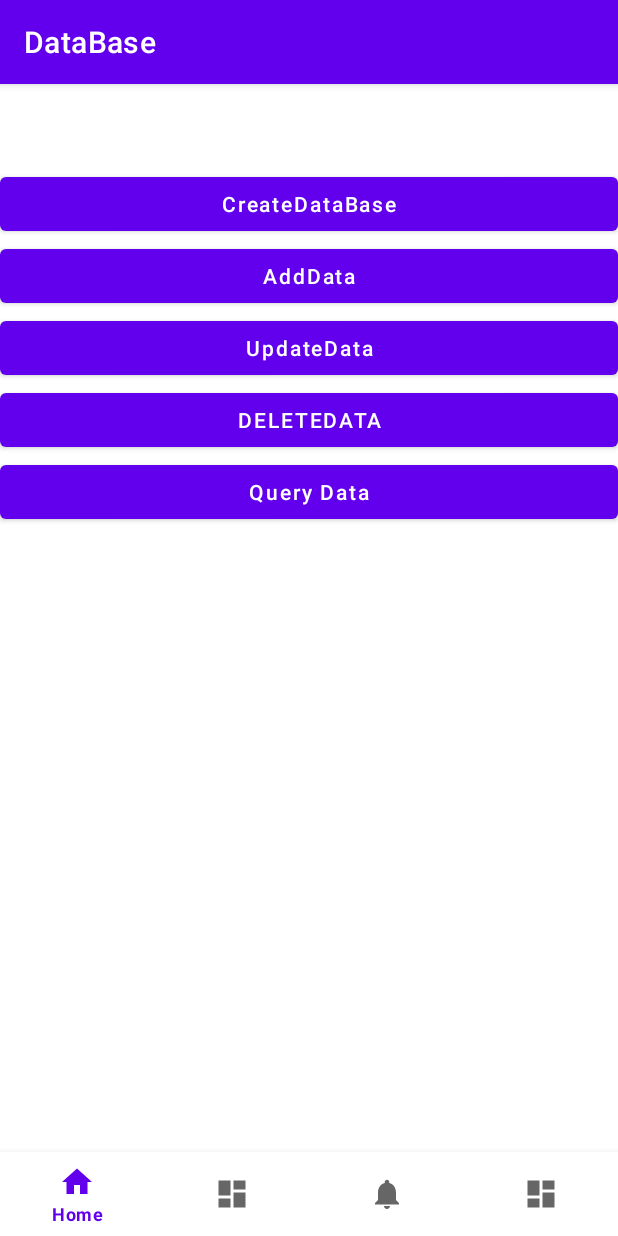
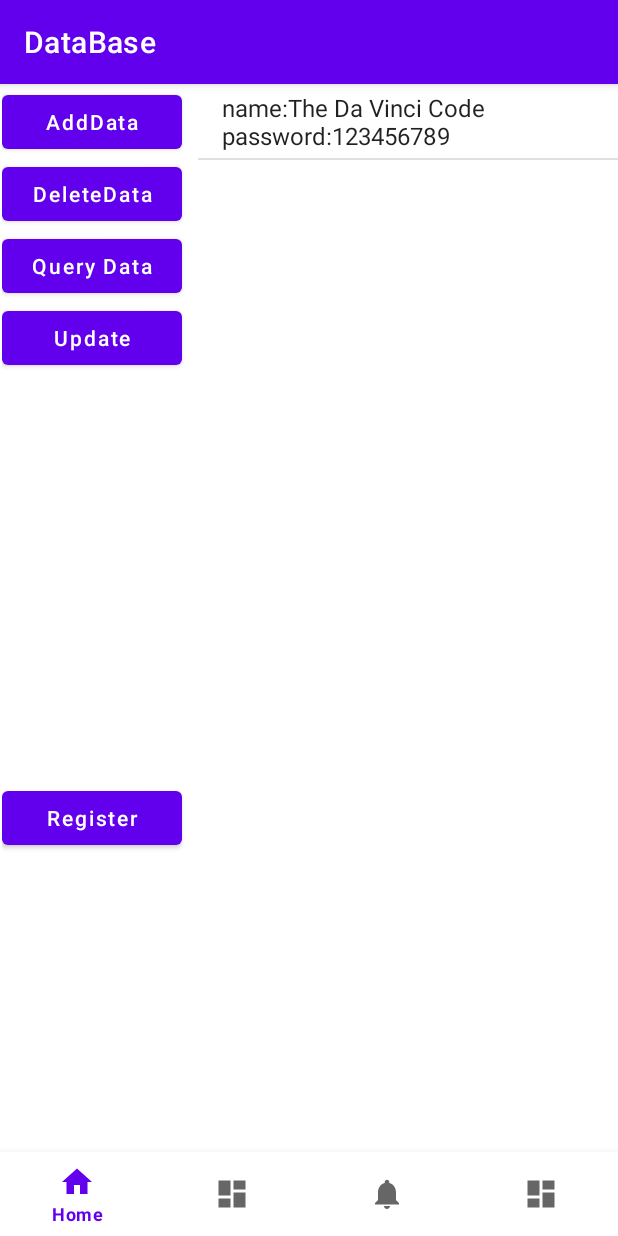
Before and after one commit to ZenuSunB/EmbedingSystem-Experiment, an Android app: the db screen opened through its navigation route, after a tap on "Query Data", on a phone screen of 412 x 824 dp. Run offline under Robolectric (Android 15) with nearby library versions, the phone set to English and light mode, and no system bars; our stand-ins replace navigation-ui; libraries missing offline, so code that uses them is left out: com.facebook.stetho.

Commit message:
register advance -date 2022/3/25

```diff
--- a/app/build.gradle
+++ b/app/build.gradle
@@ -45,6 +45,7 @@ dependencies {
     implementation 'androidx.lifecycle:lifecycle-viewmodel-ktx:2.3.1'
     implementation 'androidx.navigation:navigation-fragment-ktx:2.3.5'
     implementation 'androidx.navigation:navigation-ui-ktx:2.3.5'
+    implementation 'com.facebook.stetho:stetho:1.5.1'
     testImplementation 'junit:junit:4.13.2'
     androidTestImplementation 'androidx.test.ext:junit:1.1.3'
     androidTestImplementation 'androidx.test.espresso:espresso-core:3.4.0'
--- a/app/src/main/java/com/example/embedingsysterm2/MainActivity.kt
+++ b/app/src/main/java/com/example/embedingsysterm2/MainActivity.kt
@@ -8,6 +8,7 @@ import androidx.navigation.ui.AppBarConfiguration
 import androidx.navigation.ui.setupActionBarWithNavController
 import androidx.navigation.ui.setupWithNavController
 import com.example.embedingsysterm2.databinding.ActivityMainBinding
+import com.facebook.stetho.Stetho
 
 class MainActivity : AppCompatActivity() {
 
@@ -15,7 +16,6 @@ class MainActivity : AppCompatActivity() {
 
     override fun onCreate(savedInstanceState: Bundle?) {
         super.onCreate(savedInstanceState)
-
         binding = ActivityMainBinding.inflate(layoutInflater)
         setContentView(binding.root)
 
--- a/app/src/main/java/com/example/embedingsysterm2/database/db.kt
+++ b/app/src/main/java/com/example/embedingsysterm2/database/db.kt
@@ -1,25 +1,33 @@
 package com.example.embedingsysterm2.database
+
+import android.R.attr.data
 import android.content.ContentValues
 import android.database.*
 import android.database.sqlite.*
 import android.os.Bundle
 import android.util.Log
+import android.view.Gravity
 import android.view.LayoutInflater
 import android.view.View
 import android.view.ViewGroup
+import android.widget.ArrayAdapter
 import android.widget.Button
+import android.widget.ListView
 import android.widget.Toast
-import androidx.appcompat.app.AppCompatActivity
+import androidx.fragment.app.Fragment
 import com.example.embedingsysterm2.R
-import androidx.fragment.app.Fragment
 import com.example.embedingsysterm2.databinding.DbContrlBinding
-class db :Fragment(){
-    lateinit var btnCreateDataBase : Button//数据库创建按钮控件
-    lateinit var btnAddData : Button//数据库添加元素按钮控件
-    lateinit var btnUpdateData : Button//数据库更新元素按钮控件
-    lateinit var btnDeleteData : Button//数据库删除元素按钮控件
-    lateinit var btnQueryData : Button//数据库查询元素按钮控件
+import com.example.embedingsysterm2.ui.register.RegisterView
 
+
+class db :Fragment() {
+    lateinit var btnAddData: Button//数据库添加元素按钮控件
+    lateinit var btnUpdateData: Button//数据库更新元素按钮控件
+    lateinit var btnDeleteData: Button//数据库删除元素按钮控件
+    lateinit var btnQueryData: Button//数据库查询元素按钮控件
+
+    lateinit var queryList: ListView
+    lateinit var btnRegister: Button//用户注册元素按钮控件
     private var _binding: DbContrlBinding? = null
 
     // This property is only valid between onCreateView and
@@ -30,64 +38,88 @@ class db :Fragment(){
         inflater: LayoutInflater,
         container: ViewGroup?,
         savedInstanceState: Bundle?
-    ):View{
-
+    ): View {
         _binding = DbContrlBinding.inflate(inflater, container, false)
         val root: View = binding.root
-        btnCreateDataBase=root.findViewById(R.id.btnCreateDataBase)
-        btnAddData=root.findViewById(R.id.btnAddData)
-        btnUpdateData=root.findViewById(R.id.btnUpdateData)
-        btnDeleteData=root.findViewById(R.id.btnDeleteData)
-        btnQueryData=root.findViewById(R.id.btnQueryData)
+        btnAddData = root.findViewById(R.id.btnAddData)
+        btnUpdateData = root.findViewById(R.id.btnUpdateData)
+        btnDeleteData = root.findViewById(R.id.btnDeleteData)
+        btnQueryData = root.findViewById(R.id.btnQueryData)
+
+        btnRegister = root.findViewById(R.id.Register)
+        queryList = root.findViewById(R.id.querylist)
+
         this.context?.let {
-            val dbHelper=dbHelper(it,"AdminUsrStore.db",1)
+            val dbHelper = dbHelper(it, "AdminUsrStore.db", 1)
 
-            btnCreateDataBase.setOnClickListener {
-                dbHelper.writableDatabase
-            }
             btnAddData.setOnClickListener {
-                val db=dbHelper.writableDatabase
-                val Values=ContentValues().apply {
-                    put("name","The Da Vinci Code")
-                    put("password","123456789")
+                val db = dbHelper.writableDatabase
+                val Values = ContentValues().apply {
+                    put("name", "The Da Vinci Code")
+                    put("password", "123456789")
                 }
-                db.insert("AdminUsr",null,Values)
+                db.insert("AdminUsr", null, Values)
             }
             btnUpdateData.setOnClickListener {
-                val db=dbHelper.writableDatabase
-                val values=ContentValues()
-                values.put("password","123456789")
-                db.update("AdminUsr",values,"name=?", arrayOf("The Da Vinci Code"))
+                val db = dbHelper.writableDatabase
+                val values = ContentValues()
+                values.put("password", "123456789")
+                db.update("AdminUsr", values, "name=?", arrayOf("The Da Vinci Code"))
             }
             btnDeleteData.setOnClickListener {
-                val db=dbHelper.writableDatabase
-                db.delete("AdminUsr","name=?", arrayOf("The Da Vinci Code"))
+                val db = dbHelper.writableDatabase
+                db.delete("AdminUsr", "name=?", arrayOf("The Da Vinci Code"))
             }
+
             btnQueryData.setOnClickListener {
-                val db=dbHelper.writableDatabase
-                val cursor=db.query("AdminUsr",null,null,null,null,null,null)
-                if (cursor.moveToFirst()){
+                val db = dbHelper.writableDatabase
+                var queryList_str: MutableList<String> = arrayListOf()
+                val cursor = db.query("AdminUsr", null, null, null, null, null, null)
+                if (cursor.moveToFirst()) {
                     do {
-                        var name:String= String()
-                        var password:String= String()
+                        var name: String = String()
+                        var password: String = String()
                         cursor.getColumnIndex("name")?.let {
-                            name=cursor.getString(it)
-                            Log.d("MainActivity","name name is "+name)
+                            name = cursor.getString(it)
                         }
                         cursor.getColumnIndex("password")?.let {
-                            password=cursor.getString(it)
-                            Log.d("MainActivity","password is "+password)
+                            password = cursor.getString(it)
                         }
-                        Toast.makeText(this.context ,name+" : "+password,Toast.LENGTH_LONG).show()
-                    }while (cursor.moveToNext())
+                        queryList_str.add("name:" + name + "    password:" + password)
+                    } while (cursor.moveToNext())
                 }
                 cursor.close()
+                var adapter: ArrayAdapter<String> = ArrayAdapter<String>(
+                    requireContext(),
+                    android.R.layout.simple_list_item_1,
+                    queryList_str
+                )
+                queryList.setAdapter(adapter)
             }
 
+
+            btnRegister.setOnClickListener {
+                val registerView = RegisterView()
+                activity?.let {
+                    registerView.CreateRegisterPopWindow(it, View.OnClickListener {
+                        val name = registerView.name.getText().toString().trim()
+                        val mobile = registerView.mobile.getText().toString().trim()
+                        val password1 = registerView.password1.getText().toString().trim()
+                        val password2 = registerView.password2.getText().toString().trim()
+                        println(name)
+                        println(mobile)
+                        println(password1)
+                        println(password2)
+                    })
+                    registerView.showAtLocation(
+                        root.findViewById(R.id.linearLayout),
+                        Gravity.CENTER,
+                        0,
+                        0
+                    )
+                }
+            }
         }
-
         return root
     }
-
-
 }
--- a/app/src/main/res/layout/activity_main.xml
+++ b/app/src/main/res/layout/activity_main.xml
@@ -1,10 +1,12 @@
 <?xml version="1.0" encoding="utf-8"?>
 <androidx.constraintlayout.widget.ConstraintLayout xmlns:android="http://schemas.android.com/apk/res/android"
     xmlns:app="http://schemas.android.com/apk/res-auto"
+    xmlns:tools="http://schemas.android.com/tools"
     android:id="@+id/container"
     android:layout_width="match_parent"
     android:layout_height="match_parent"
-    android:paddingTop="?attr/actionBarSize">
+    >
+<!--    android:paddingTop="?attr/actionBarSize"-->
 
     <com.google.android.material.bottomnavigation.BottomNavigationView
         android:id="@+id/nav_view"
@@ -21,13 +23,15 @@
     <fragment
         android:id="@+id/nav_host_fragment_activity_main"
         android:name="androidx.navigation.fragment.NavHostFragment"
-        android:layout_width="match_parent"
-        android:layout_height="match_parent"
+        android:layout_width="413dp"
+        android:layout_height="731dp"
         app:defaultNavHost="true"
         app:layout_constraintBottom_toTopOf="@id/nav_view"
+        app:layout_constraintHorizontal_bias="0.0"
         app:layout_constraintLeft_toLeftOf="parent"
         app:layout_constraintRight_toRightOf="parent"
         app:layout_constraintTop_toTopOf="parent"
+        app:layout_constraintVertical_bias="0.0"
         app:navGraph="@navigation/mobile_navigation" />
 
 </androidx.constraintlayout.widget.ConstraintLayout>
--- a/app/src/main/res/layout/db_contrl.xml
+++ b/app/src/main/res/layout/db_contrl.xml
@@ -6,42 +6,90 @@
     android:layout_height="match_parent"
     tools:context=".database.db">
 
-    <Button
-        android:id="@+id/btnCreateDataBase"
-        android:layout_width="match_parent"
-        android:layout_height="wrap_content"
-        android:text="CreateDataBase"
-        android:textAllCaps="false"
-        app:layout_constraintTop_toTopOf="parent" />
+    <LinearLayout
+        android:id="@+id/linearLayout"
+        android:layout_width="0dp"
+        android:layout_height="0dp"
+        android:layout_marginStart="1dp"
+        android:layout_marginLeft="1dp"
+        android:layout_marginTop="1dp"
+        android:layout_marginEnd="1dp"
+        android:layout_marginRight="1dp"
+        android:layout_marginBottom="201dp"
+        android:orientation="vertical"
+        app:layout_constraintBottom_toTopOf="@+id/linearLayout2"
+        app:layout_constraintEnd_toStartOf="@+id/querylist"
+        app:layout_constraintStart_toStartOf="parent"
+        app:layout_constraintTop_toTopOf="parent">
+
 
         <Button
             android:id="@+id/btnAddData"
-        android:layout_width="match_parent"
+            android:layout_width="120dp"
             android:layout_height="wrap_content"
             android:text="AddData"
-        android:textAllCaps="false"
-        app:layout_constraintTop_toBottomOf="@+id/btnCreateDataBase" />
+            android:textAllCaps="false" />
+
+        <Button
+            android:id="@+id/btnDeleteData"
+            android:layout_width="120dp"
+            android:layout_height="wrap_content"
+            android:text="DeleteData"
+            android:textAllCaps="false" />
+
+        <Button
+            android:id="@+id/btnQueryData"
+            android:layout_width="120dp"
+            android:layout_height="wrap_content"
+            android:text="Query Data"
+            android:textAllCaps="false" />
 
         <Button
             android:id="@+id/btnUpdateData"
-        android:layout_width="match_parent"
+            android:layout_width="120dp"
             android:layout_height="wrap_content"
-        android:text="UpdateData"
-        android:textAllCaps="false"
-        app:layout_constraintTop_toBottomOf="@+id/btnAddData" />
+            android:text="Update"
+            android:textAllCaps="false" />
+
+    </LinearLayout>
+
+    <ListView
+        android:id="@+id/querylist"
+        android:layout_width="280dp"
+        android:layout_height="0dp"
+        android:layout_marginTop="1dp"
+        android:layout_marginEnd="1dp"
+        android:layout_marginRight="1dp"
+        android:layout_marginBottom="1dp"
+        app:layout_constraintBottom_toBottomOf="parent"
+        app:layout_constraintEnd_toEndOf="parent"
+        app:layout_constraintStart_toEndOf="@+id/linearLayout2"
+        app:layout_constraintTop_toTopOf="parent" />
+
+    <LinearLayout
+        android:id="@+id/linearLayout2"
+        android:layout_width="0dp"
+        android:layout_height="0dp"
+        android:layout_marginStart="1dp"
+        android:layout_marginLeft="1dp"
+        android:layout_marginEnd="1dp"
+        android:layout_marginRight="1dp"
+        android:layout_marginBottom="3dp"
+        android:orientation="vertical"
+        app:layout_constraintBottom_toBottomOf="parent"
+        app:layout_constraintEnd_toStartOf="@+id/querylist"
+        app:layout_constraintStart_toStartOf="parent"
+        app:layout_constraintTop_toBottomOf="@+id/linearLayout">
+
 
         <Button
-        android:id="@+id/btnDeleteData"
-        android:layout_width="match_parent"
+            android:id="@+id/Register"
+            android:layout_width="120dp"
             android:layout_height="wrap_content"
-        android:text="DeleteData"
-        app:layout_constraintTop_toBottomOf="@+id/btnUpdateData" />
+            android:text="Register"
+            android:textAllCaps="false" />
 
-    <Button
-        android:layout_width="match_parent"
-        android:layout_height="wrap_content"
-        android:id="@+id/btnQueryData"
-        android:text="Query Data"
-        android:textAllCaps="false"
-        app:layout_constraintTop_toBottomOf="@+id/btnDeleteData"/>
+
+    </LinearLayout>
+
 </androidx.constraintlayout.widget.ConstraintLayout>
```
Also changed, not shown: app/src/main/java/com/example/embedingsysterm2/date/logHistory.kt (added, +9 -0 lines), app/src/main/java/com/example/embedingsysterm2/date/user.kt (added, +10 -0 lines), app/src/main/java/com/example/embedingsysterm2/ui/register/RegisterView.kt (added, +64 -0 lines), app/src/main/res/drawable/divideline.xml (added, +7 -0 lines), app/src/main/res/drawable/setbar_bg.xml (added, +7 -0 lines), app/src/main/res/layout/register_popview.xml (added, +56 -0 lines), 1 other file. Lines whose indentation alone changed are shown as unchanged.
